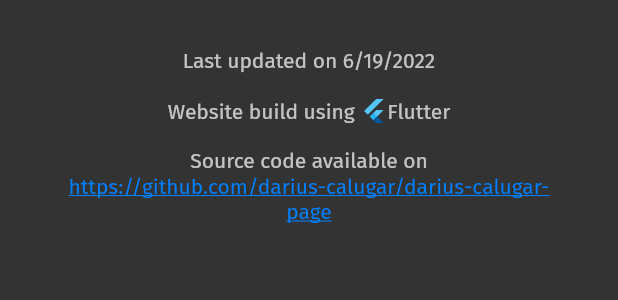
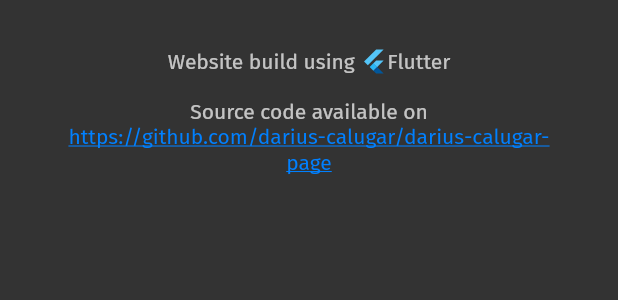
Before and after one commit to darius-calugar/darius-calugar-page, a Flutter app: the Footer widget shown alone on an empty page, opened directly, on a phone screen of 412 x 824 dp. Shown: the top 300 px of the screen. Run offline on Flutter 3.47's test engine with Material 2 defaults, Android fonts, the phone set to English and light mode, and no system bars; our stand-ins replace font_awesome_flutter, go_router, simple_icons; missing offline and left inert: dart:html; network calls fail; project files that could hold a hidden picture were left out.

Commit message:
Updated direct project sources

```diff
--- a/lib/modules/projects/models/project.dart
+++ b/lib/modules/projects/models/project.dart
@@ -1,3 +1,4 @@
+import 'package:darius_calugar/modules/projects/models/project_direct_source.dart';
 import 'package:darius_calugar/modules/projects/projects.dart';
 import 'package:flutter/material.dart';
 
@@ -11,6 +12,8 @@
   final String logo;
   final String thumbnail;
   final List<String> images;
+  final List<ProjectDirectSource> directSources;
+  final String? feedbackUrl;
 
   const Project({
     required this.id,
@@ -21,5 +24,7 @@
     required this.logo,
     required this.thumbnail,
     required this.images,
+    required this.directSources,
+    required this.feedbackUrl,
   });
 }
--- /dev/null
+++ b/lib/modules/projects/models/project_direct_source.dart
@@ -0,0 +1,24 @@
+import 'package:darius_calugar/modules/projects/projects.dart';
+import 'package:flutter/cupertino.dart';
+
+@immutable
+class ProjectDirectSource {
+  final ProjectPlatform platform;
+  final String url;
+  final String label;
+  final ProjectDirectSourceType type;
+  final bool available;
+
+  const ProjectDirectSource({
+    required this.platform,
+    required this.url,
+    required this.label,
+    required this.type,
+    this.available = true,
+  });
+}
+
+enum ProjectDirectSourceType {
+  navigate,
+  download,
+}
--- a/lib/modules/projects/providers/projects_provider.dart
+++ b/lib/modules/projects/providers/projects_provider.dart
@@ -1,3 +1,4 @@
+import 'package:darius_calugar/modules/projects/models/project_direct_source.dart';
 import 'package:darius_calugar/modules/projects/projects.dart';
 import 'package:flutter/material.dart';
 
@@ -27,6 +28,46 @@
         'assets/images/chess_auto_chess/logo.png',
         'assets/images/chess_auto_chess/logo.png',
       ],
+      directSources: [
+        ProjectDirectSource(
+          platform: ProjectPlatform.windows,
+          url: 'https://darius-calugar.github.io/chess-auto-chess/windows/chess_auto_chess_x64.zip',
+          label: 'Download x64 (.zip)',
+          type: ProjectDirectSourceType.download,
+        ),
+        ProjectDirectSource(
+          platform: ProjectPlatform.linux,
+          url: 'https://darius-calugar.github.io/chess-auto-chess/linux/chess_auto_chess_x64.zip',
+          label: 'Download x64 (.zip)',
+          type: ProjectDirectSourceType.download,
+        ),
+        ProjectDirectSource(
+          platform: ProjectPlatform.macos,
+          url: 'https://darius-calugar.github.io/chess-auto-chess/macos/chess_auto_chess.zip',
+          label: 'Download (.zip)',
+          type: ProjectDirectSourceType.download,
+        ),
+        ProjectDirectSource(
+          platform: ProjectPlatform.android,
+          url: 'https://darius-calugar.github.io/chess-auto-chess/android/chess_auto_chess.apk',
+          label: 'Download (.apk)',
+          type: ProjectDirectSourceType.download,
+        ),
+        ProjectDirectSource(
+          platform: ProjectPlatform.ios,
+          url: 'https://darius-calugar.github.io/chess-auto-chess/ios/chess_auto_chess.ipa',
+          label: 'Download (.ipa)',
+          type: ProjectDirectSourceType.download,
+          available: false,
+        ),
+        ProjectDirectSource(
+          platform: ProjectPlatform.web,
+          url: 'https://darius-calugar.github.io/chess-auto-chess/web',
+          label: 'Go to web app',
+          type: ProjectDirectSourceType.navigate,
+        ),
+      ],
+      feedbackUrl: 'https://example.com',
     ),
   ];
 }
--- a/lib/modules/projects/widgets/project_image_carousel.dart
+++ b/lib/modules/projects/widgets/project_image_carousel.dart
@@ -57,7 +57,7 @@
             child: BackdropFilter(
               filter: ImageFilter.blur(sigmaX: 10, sigmaY: 10),
               child: Container(
-                padding: const EdgeInsets.all(8),
+                padding: const EdgeInsets.all(4),
                 decoration: BoxDecoration(
                   color: theme.colorScheme.surface.withOpacity(.5),
                   border: Border(
@@ -140,7 +140,6 @@
                       duration: const Duration(milliseconds: 300),
                       curve: Curves.easeOut,
                     ),
-                    iconSize: 32,
                     padding: const EdgeInsets.all(16),
                     icon: const Icon(
                       FontAwesomeIcons.chevronRight,
--- a/lib/modules/shared/widgets/footer.dart
+++ b/lib/modules/shared/widgets/footer.dart
@@ -1,6 +1,5 @@
 import 'package:darius_calugar/modules/shared/shared.dart';
 import 'package:flutter/material.dart';
-import 'package:intl/intl.dart';
 import 'package:url_launcher/url_launcher_string.dart';
 
 class Footer extends StatelessWidget {
@@ -19,20 +18,6 @@
         ),
         child: Column(
           children: [
-            Text.rich(
-              textAlign: TextAlign.center,
-              TextSpan(
-                children: [
-                  const TextSpan(
-                    text: 'Last updated on ',
-                  ),
-                  TextSpan(
-                    text: DateFormat.yMd().format(DateTime.now()),
-                  ),
-                ],
-              ),
-            ),
-            const SizedBox(height: 16),
             Text.rich(
               textAlign: TextAlign.center,
               TextSpan(
--- a/lib/modules/shared/widgets/toolbar.dart
+++ b/lib/modules/shared/widgets/toolbar.dart
@@ -1,4 +1,5 @@
 import 'package:darius_calugar/modules/shared/shared.dart';
+import 'package:darius_calugar/modules/shared/utils/http_utils.dart';
 import 'package:flutter/material.dart';
 import 'package:font_awesome_flutter/font_awesome_flutter.dart';
 import 'package:go_router/go_router.dart';
@@ -101,7 +102,9 @@
           Positioned.fill(
             left: null,
             child: OutlinedButton(
-              onPressed: () {},
+              onPressed: () {
+                downloadFile('https://github.com/darius-calugar.github.io/meta/cv.pdf');
+              },
               child: Row(
                 children: [
                   const Icon(
```
Also changed, not shown: lib/modules/projects/screens/project_screen.dart (+59 -46 lines), lib/modules/shared/utils/http_utils.dart (added, +8 -0 lines).
